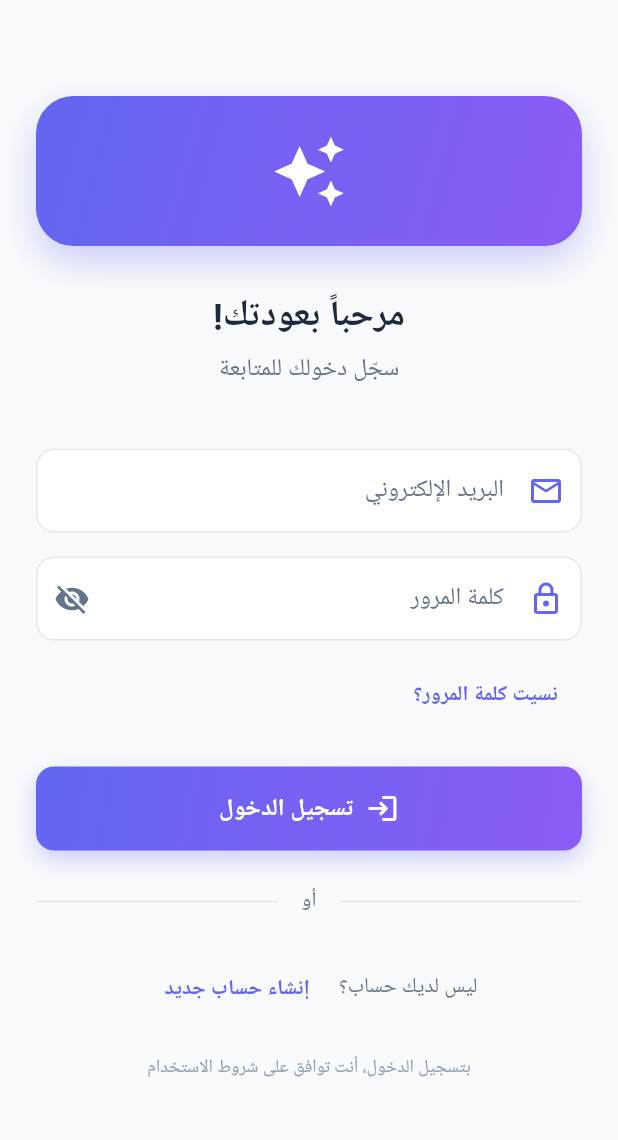
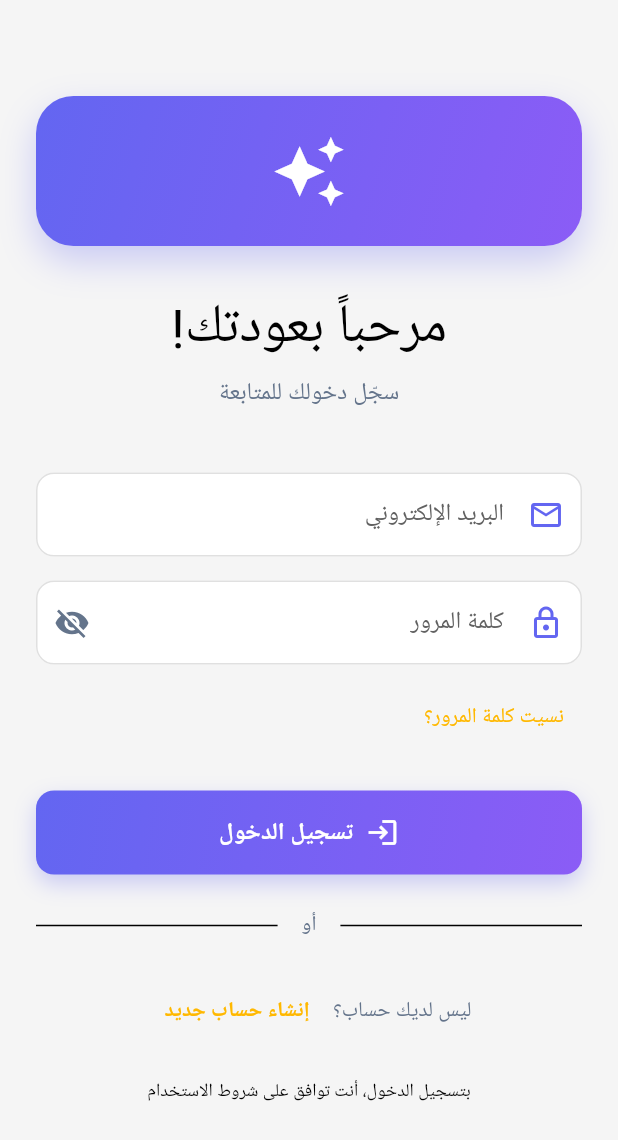
Before and after one commit to Lord-shaban/Nota, a Flutter app: the screen it shows after launch, on a phone screen of 412 x 824 dp. Shown: the top 1140 px of the screen. Run offline on Flutter 3.47's test engine with Material 3 defaults, Android fonts, the phone set to English and light mode, and no system bars; our stand-ins replace camera, cloud_firestore, email_validator, equatable, firebase_auth, firebase_core and 11 more; missing offline and left inert: cloudinary_public; accounts and stored records are empty; Roboto replaces fonts that are missing (Tajawal).

Commit message:
feat(design): Update app theme to match alNota golden style
Complete theme overhaul matching alNota reference design:
- Golden yellow primary color (#FFB800) throughout app
- Tajawal font family for full Arabic support
- Portrait-only orientation like alNota
- Initialize local notifications on startup
- Material 3 design system
- Consistent card and button styling
- RTL support with proper text direction
- Enhanced input decoration theme
- Fixed Android build with desugaring

Co-authored-by: Ali-0110 <A.Sameh2381@nu.edu.eg>
Co-authored-by: abdelrahman-hesham11 <a.hesham2344@nu.edu.eg>
Co-authored-by: Mahmoud13MA <m.abdelrauf2350@nu.edu.eg>

```diff
--- a/lib/main.dart
+++ b/lib/main.dart
@@ -1,12 +1,14 @@
 import 'package:flutter/material.dart';
+import 'package:flutter/services.dart';
 import 'package:firebase_core/firebase_core.dart';
 import 'package:provider/provider.dart';
+import 'package:google_fonts/google_fonts.dart';
 import 'firebase_options.dart';
-import 'core/theme/app_theme.dart';
 import ' features/auth/splash/animated_splash_screen.dart';
 import ' features/auth/services/auth_service.dart';
+import 'core/services/local_notifications_service.dart';
 
-/// Nota - Smart Notes & Diary App with AI
+/// Nota - Smart Notes & Diary App with AI (Based on alNota)
 /// Main entry point of the application
 ///
 /// Co-authored-by: Ali-0110
@@ -14,6 +16,12 @@
 /// Co-authored-by: Mahmoud13MA
 void main() async {
   WidgetsFlutterBinding.ensureInitialized();
+
+  // Set preferred orientations (portrait only like alNota)
+  await SystemChrome.setPreferredOrientations([
+    DeviceOrientation.portraitUp,
+    DeviceOrientation.portraitDown,
+  ]);
 
   // Initialize Firebase
   try {
@@ -23,6 +31,16 @@
     debugPrint('✅ Firebase initialized successfully');
   } catch (e) {
     debugPrint('❌ Firebase initialization error: $e');
+  }
+
+  // Initialize Notifications
+  try {
+    final notificationsService = LocalNotificationsService();
+    await notificationsService.initialize();
+    await notificationsService.requestPermissions();
+    debugPrint('✅ Notifications initialized successfully');
+  } catch (e) {
+    debugPrint('❌ Notifications initialization error: $e');
   }
 
   runApp(const NotaApp());
@@ -37,13 +55,13 @@
       create: (_) => AuthService().authStateChanges,
       initialData: null,
       child: MaterialApp(
-        title: 'Nota',
+        title: 'Nota - ملاحظاتك الذكية',
         debugShowCheckedModeBanner: false,
-        theme: AppTheme.lightTheme,
-        darkTheme: AppTheme.darkTheme,
+        theme: _buildAlNotaTheme(),
+        darkTheme: _buildAlNotaTheme(),
         themeMode: ThemeMode.light,
         home: const AnimatedSplashScreen(),
-        // Disable animations for faster navigation during development
+        // RTL for Arabic support like alNota
         builder: (context, child) {
           return Directionality(
             textDirection: TextDirection.rtl,
@@ -53,4 +71,75 @@
       ),
     );
   }
+
+  /// Build theme matching alNota design
+  ThemeData _buildAlNotaTheme() {
+    return ThemeData(
+      useMaterial3: true,
+      fontFamily: GoogleFonts.tajawal().fontFamily,
+      primaryColor: const Color(0xFFFFB800), // Golden yellow from alNota
+      scaffoldBackgroundColor: const Color(0xFFF5F5F5),
+      colorScheme: ColorScheme.light(
+        primary: const Color(0xFFFFB800),
+        secondary: const Color(0xFFFFD900),
+        surface: Colors.white,
+        error: Colors.red.shade400,
+      ),
+      appBarTheme: AppBarTheme(
+        backgroundColor: const Color(0xFFFFB800),
+        foregroundColor: Colors.white,
+        elevation: 0,
+        centerTitle: true,
+        titleTextStyle: GoogleFonts.tajawal(
+          fontSize: 20,
+          fontWeight: FontWeight.bold,
+          color: Colors.white,
+        ),
+      ),
+      floatingActionButtonTheme: const FloatingActionButtonThemeData(
+        backgroundColor: Color(0xFFFFB800),
+        foregroundColor: Colors.white,
+        elevation: 8,
+      ),
+      cardTheme: CardThemeData(
+        elevation: 2,
+        shape: RoundedRectangleBorder(
+          borderRadius: BorderRadius.circular(16),
+        ),
+      ),
+      elevatedButtonTheme: ElevatedButtonThemeData(
+        style: ElevatedButton.styleFrom(
+          backgroundColor: const Color(0xFFFFB800),
+          foregroundColor: Colors.white,
+          elevation: 0,
+          padding: const EdgeInsets.symmetric(horizontal: 32, vertical: 16),
+          shape: RoundedRectangleBorder(
+            borderRadius: BorderRadius.circular(12),
+          ),
+          textStyle: GoogleFonts.tajawal(
+            fontSize: 16,
+            fontWeight: FontWeight.bold,
+          ),
+        ),
+      ),
+      inputDecorationTheme: InputDecorationTheme(
+        filled: true,
+        fillColor: Colors.white,
+        border: OutlineInputBorder(
+          borderRadius: BorderRadius.circular(12),
+          borderSide: BorderSide(color: Colors.grey.shade300),
+        ),
+        enabledBorder: OutlineInputBorder(
+          borderRadius: BorderRadius.circular(12),
+          borderSide: BorderSide(color: Colors.grey.shade300),
+        ),
+        focusedBorder: OutlineInputBorder(
+          borderRadius: BorderRadius.circular(12),
+          borderSide: const BorderSide(color: Color(0xFFFFB800), width: 2),
+        ),
+        labelStyle: GoogleFonts.tajawal(color: Colors.grey.shade700),
+        hintStyle: GoogleFonts.tajawal(color: Colors.grey.shade400),
+      ),
+    );
+  }
 }
```
